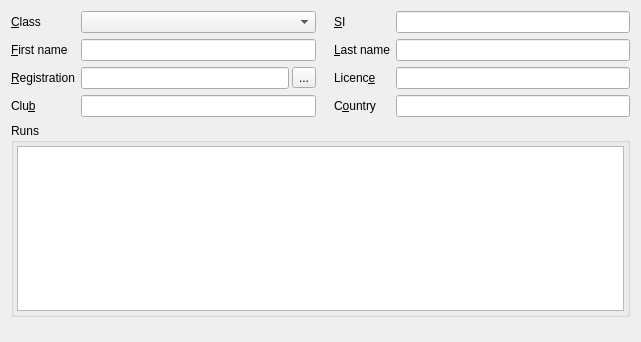
Above: quickevent/app/plugins/qml/Competitors/src/competitorwidget.ui from Quick-Event/quickbox before the change. Below: the same form after it.
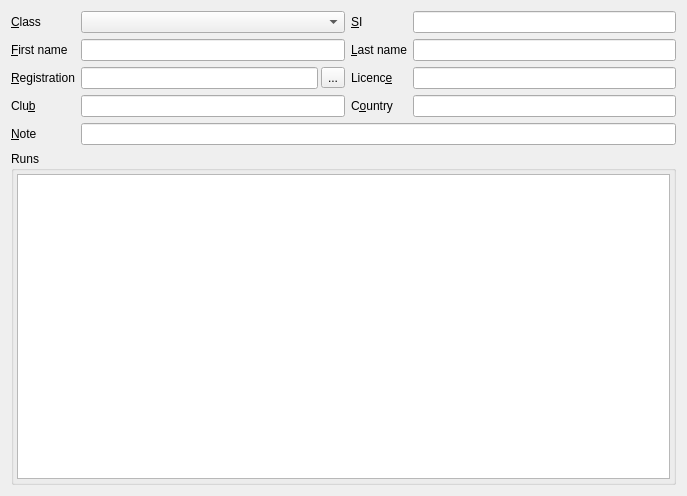
That is the form after the change. Custom widgets are drawn as their Qt base class.

Patch:
```diff
--- a/quickevent/app/plugins/qml/Competitors/src/competitorwidget.ui
+++ b/quickevent/app/plugins/qml/Competitors/src/competitorwidget.ui
@@ -6,32 +6,15 @@
    <rect>
     <x>0</x>
     <y>0</y>
-    <width>641</width>
-    <height>342</height>
+    <width>687</width>
+    <height>496</height>
    </rect>
   </property>
   <property name="windowTitle">
    <string>Form</string>
   </property>
   <layout class="QGridLayout" name="gridLayout">
-   <item row="1" column="5">
-    <widget class="qf::qmlwidgets::LineEdit" name="lineEdit_3">
-     <property name="dataId" stdset="0">
-      <string>competitors.lastName</string>
-     </property>
-    </widget>
-   </item>
-   <item row="0" column="0">
-    <widget class="QLabel" name="label">
-     <property name="text">
-      <string>&amp;Class</string>
-     </property>
-     <property name="buddy">
-      <cstring>cbxClass</cstring>
-     </property>
-    </widget>
-   </item>
-   <item row="3" column="4">
+   <item row="3" column="2">
     <widget class="QLabel" name="label_8">
      <property name="text">
       <string>C&amp;ountry</string>
@@ -41,20 +24,17 @@
      </property>
     </widget>
    </item>
-   <item row="0" column="5">
-    <widget class="qf::qmlwidgets::LineEdit" name="lineEdit">
-     <property name="alignment">
-      <set>Qt::AlignRight|Qt::AlignTrailing|Qt::AlignVCenter</set>
-     </property>
+   <item row="1" column="3">
+    <widget class="qf::qmlwidgets::LineEdit" name="lineEdit_3">
      <property name="dataId" stdset="0">
       <string>competitors.siId</string>
      </property>
     </widget>
    </item>
-   <item row="2" column="0">
-    <widget class="QLabel" name="label_6">
+   <item row="0" column="2">
+    <widget class="QLabel" name="label_2">
      <property name="text">
-      <string>&amp;Registration</string>
+      <string>&amp;SI</string>
      </property>
      <property name="buddy">
       <cstring>lineEdit_4</cstring>
@@ -71,13 +51,10 @@
      </property>
     </widget>
    </item>
-   <item row="1" column="4">
-    <widget class="QLabel" name="label_4">
-     <property name="text">
-      <string>&amp;Last name</string>
-     </property>
-     <property name="buddy">
-      <cstring>lineEdit_3</cstring>
+   <item row="3" column="3">
+    <widget class="qf::qmlwidgets::LineEdit" name="lineEdit_7">
+     <property name="dataId" stdset="0">
+      <string>competitors.country</string>
      </property>
     </widget>
    </item>
@@ -88,61 +65,7 @@
      </property>
     </widget>
    </item>
-   <item row="2" column="4">
-    <widget class="QLabel" name="label_5">
-     <property name="text">
-      <string>Licenc&amp;e</string>
-     </property>
-     <property name="buddy">
-      <cstring>lineEdit_5</cstring>
-     </property>
-    </widget>
-   </item>
-   <item row="0" column="4">
-    <widget class="QLabel" name="label_2">
-     <property name="text">
-      <string>&amp;SI</string>
-     </property>
-     <property name="buddy">
-      <cstring>lineEdit</cstring>
-     </property>
-    </widget>
-   </item>
-   <item row="3" column="5">
-    <widget class="qf::qmlwidgets::LineEdit" name="lineEdit_7">
-     <property name="dataId" stdset="0">
-      <string>competitors.country</string>
-     </property>
-    </widget>
-   </item>
-   <item row="0" column="1">
-    <widget class="qf::qmlwidgets::ForeignKeyComboBox" name="cbxClass">
-     <property name="dataId" stdset="0">
-      <string>competitors.classId</string>
-     </property>
-    </widget>
-   </item>
-   <item row="1" column="1">
-    <widget class="qf::qmlwidgets::LineEdit" name="lineEdit_2">
-     <property name="dataId" stdset="0">
-      <string>competitors.firstName</string>
-     </property>
-    </widget>
-   </item>
-   <item row="5" column="4">
-    <spacer name="verticalSpacer">
-     <property name="orientation">
-      <enum>Qt::Vertical</enum>
-     </property>
-     <property name="sizeHint" stdset="0">
-      <size>
-       <width>20</width>
-       <height>40</height>
-      </size>
-     </property>
-    </spacer>
-   </item>
-   <item row="4" column="0" colspan="6">
+   <item row="5" column="0" colspan="4">
     <widget class="QGroupBox" name="groupBox">
      <property name="title">
       <string>Runs</string>
@@ -179,13 +102,84 @@
      </property>
     </widget>
    </item>
-   <item row="2" column="5">
+   <item row="2" column="3">
     <widget class="qf::qmlwidgets::LineEdit" name="lineEdit_5">
      <property name="dataId" stdset="0">
       <string>competitors.licence</string>
      </property>
     </widget>
    </item>
+   <item row="0" column="0">
+    <widget class="QLabel" name="label">
+     <property name="text">
+      <string>&amp;Class</string>
+     </property>
+     <property name="buddy">
+      <cstring>cbxClass</cstring>
+     </property>
+    </widget>
+   </item>
+   <item row="2" column="2">
+    <widget class="QLabel" name="label_5">
+     <property name="text">
+      <string>Licenc&amp;e</string>
+     </property>
+     <property name="buddy">
+      <cstring>lineEdit_5</cstring>
+     </property>
+    </widget>
+   </item>
+   <item row="1" column="2">
+    <widget class="QLabel" name="label_4">
+     <property name="text">
+      <string>&amp;Last name</string>
+     </property>
+     <property name="buddy">
+      <cstring>lineEdit_3</cstring>
+     </property>
+    </widget>
+   </item>
+   <item row="0" column="3">
+    <widget class="qf::qmlwidgets::LineEdit" name="lineEdit">
+     <property name="alignment">
+      <set>Qt::AlignRight|Qt::AlignTrailing|Qt::AlignVCenter</set>
+     </property>
+     <property name="dataId" stdset="0">
+      <string>competitors.siId</string>
+     </property>
+    </widget>
+   </item>
+   <item row="2" column="0">
+    <widget class="QLabel" name="label_6">
+     <property name="text">
+      <string>&amp;Registration</string>
+     </property>
+     <property name="buddy">
+      <cstring>lineEdit_4</cstring>
+     </property>
+    </widget>
+   </item>
+   <item row="4" column="1" colspan="3">
+    <widget class="qf::qmlwidgets::LineEdit" name="lineEdit_8">
+     <property name="dataId" stdset="0">
+      <string>competitors.note</string>
+     </property>
+    </widget>
+   </item>
+   <item row="0" column="1">
+    <widget class="qf::qmlwidgets::ForeignKeyComboBox" name="cbxClass">
+     <property name="dataId" stdset="0">
+      <string>competitors.classId</string>
+     </property>
+    </widget>
+   </item>
+   <item row="1" column="1">
+    <widget class="qf::qmlwidgets::LineEdit" name="lineEdit_2">
+     <property name="dataId" stdset="0">
+      <string>competitors.firstName</string>
+     </property>
+    </widget>
+   </item>
    <item row="2" column="1">
     <layout class="QHBoxLayout" name="horizontalLayout_4">
      <property name="spacing">
@@ -213,6 +207,16 @@
      </item>
     </layout>
    </item>
+   <item row="4" column="0">
+    <widget class="QLabel" name="label_9">
+     <property name="text">
+      <string>&amp;Note</string>
+     </property>
+     <property name="buddy">
+      <cstring>lineEdit_8</cstring>
+     </property>
+    </widget>
+   </item>
   </layout>
  </widget>
  <customwidgets>
```
Left out of the diff: 7 changed lines with no effect on the pictures.
